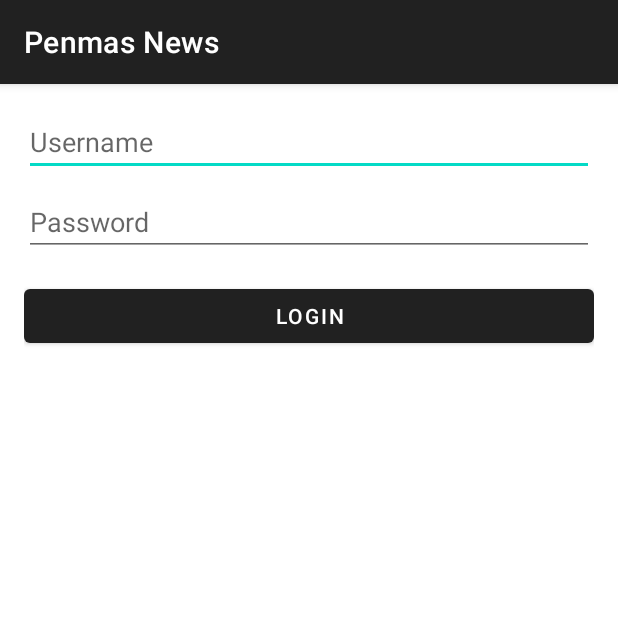
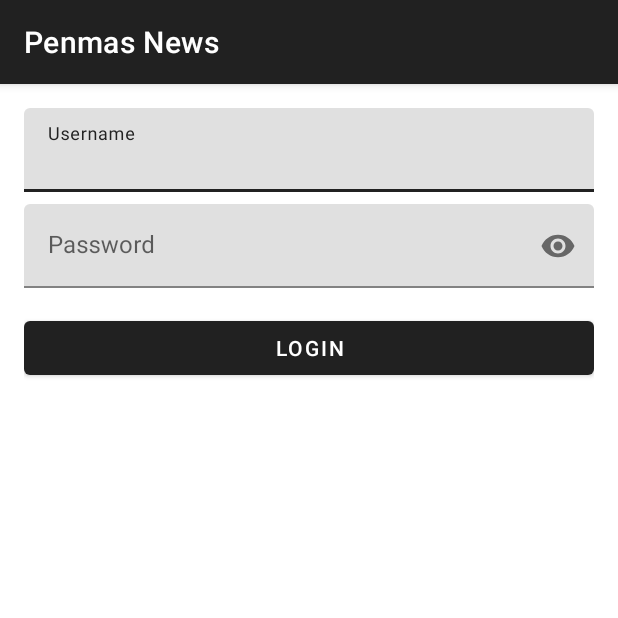
Before and after one commit to cicero78M/PenmasNews, an Android app: the screen it shows after launch (LoginActivity), on a phone screen of 412 x 824 dp, the top half of it. Run offline under Robolectric (Android 15) with nearby library versions, the phone set to English and light mode, and no system bars.

Commit message:
Add single-line login inputs with password toggle

```diff
--- a/app/src/main/java/com/example/penmasnews/ui/LoginActivity.kt
+++ b/app/src/main/java/com/example/penmasnews/ui/LoginActivity.kt
@@ -3,7 +3,7 @@ package com.example.penmasnews.ui
 import android.content.Intent
 import android.os.Bundle
 import android.widget.Button
-import android.widget.EditText
+import com.google.android.material.textfield.TextInputEditText
 import android.widget.Toast
 import androidx.appcompat.app.AppCompatActivity
 import com.example.penmasnews.MainActivity
@@ -14,8 +14,8 @@ class LoginActivity : AppCompatActivity() {
         super.onCreate(savedInstanceState)
         setContentView(R.layout.activity_login)
 
-        val editUsername = findViewById<EditText>(R.id.editUsername)
-        val editPassword = findViewById<EditText>(R.id.editPassword)
+        val editUsername = findViewById<TextInputEditText>(R.id.editUsername)
+        val editPassword = findViewById<TextInputEditText>(R.id.editPassword)
         val buttonLogin = findViewById<Button>(R.id.buttonLogin)
 
         buttonLogin.setOnClickListener {
--- a/app/src/main/res/layout/activity_login.xml
+++ b/app/src/main/res/layout/activity_login.xml
@@ -1,23 +1,37 @@
 <?xml version="1.0" encoding="utf-8"?>
 <LinearLayout xmlns:android="http://schemas.android.com/apk/res/android"
+    xmlns:app="http://schemas.android.com/apk/res-auto"
     android:orientation="vertical"
     android:layout_width="match_parent"
     android:layout_height="match_parent"
     android:padding="16dp">
 
-    <EditText
+    <com.google.android.material.textfield.TextInputLayout
+        android:layout_width="match_parent"
+        android:layout_height="wrap_content">
+
+        <com.google.android.material.textfield.TextInputEditText
             android:id="@+id/editUsername"
             android:layout_width="match_parent"
             android:layout_height="wrap_content"
-        android:hint="@string/hint_username" />
+            android:hint="@string/hint_username"
+            android:singleLine="true" />
+    </com.google.android.material.textfield.TextInputLayout>
 
-    <EditText
+    <com.google.android.material.textfield.TextInputLayout
+        android:layout_width="match_parent"
+        android:layout_height="wrap_content"
+        android:layout_marginTop="8dp"
+        app:endIconMode="password_toggle">
+
+        <com.google.android.material.textfield.TextInputEditText
             android:id="@+id/editPassword"
             android:layout_width="match_parent"
             android:layout_height="wrap_content"
             android:hint="@string/hint_password"
             android:inputType="textPassword"
-        android:layout_marginTop="8dp" />
+            android:singleLine="true" />
+    </com.google.android.material.textfield.TextInputLayout>
 
     <Button
         android:id="@+id/buttonLogin"
```
Lines whose indentation alone changed are shown as unchanged.
